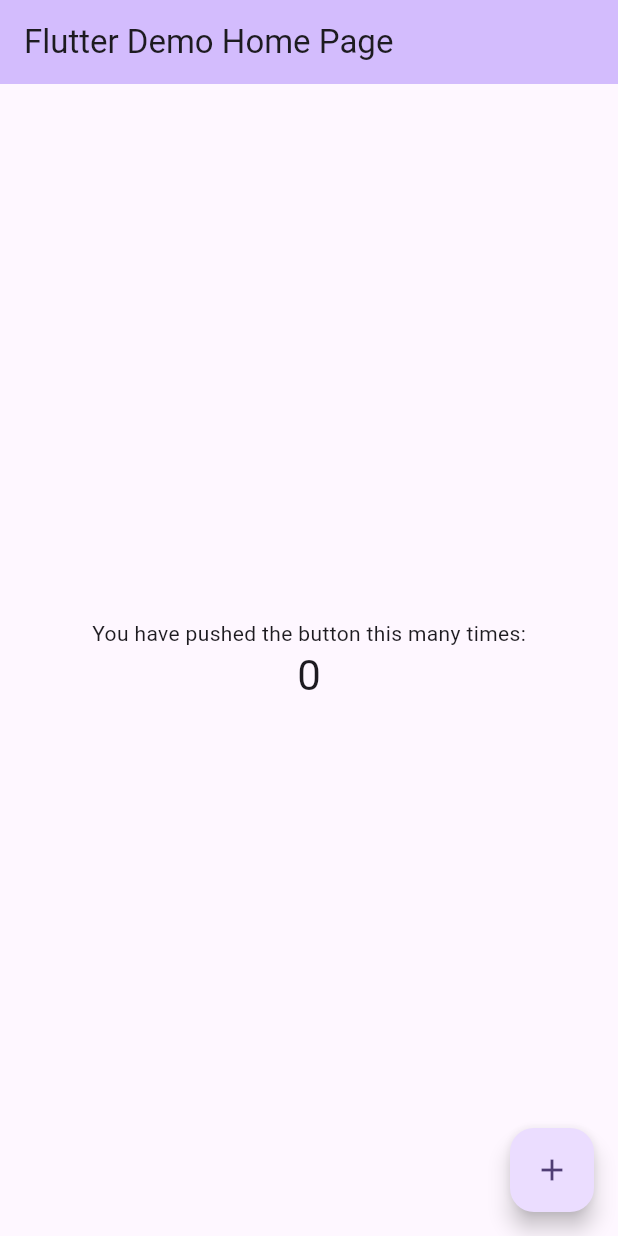
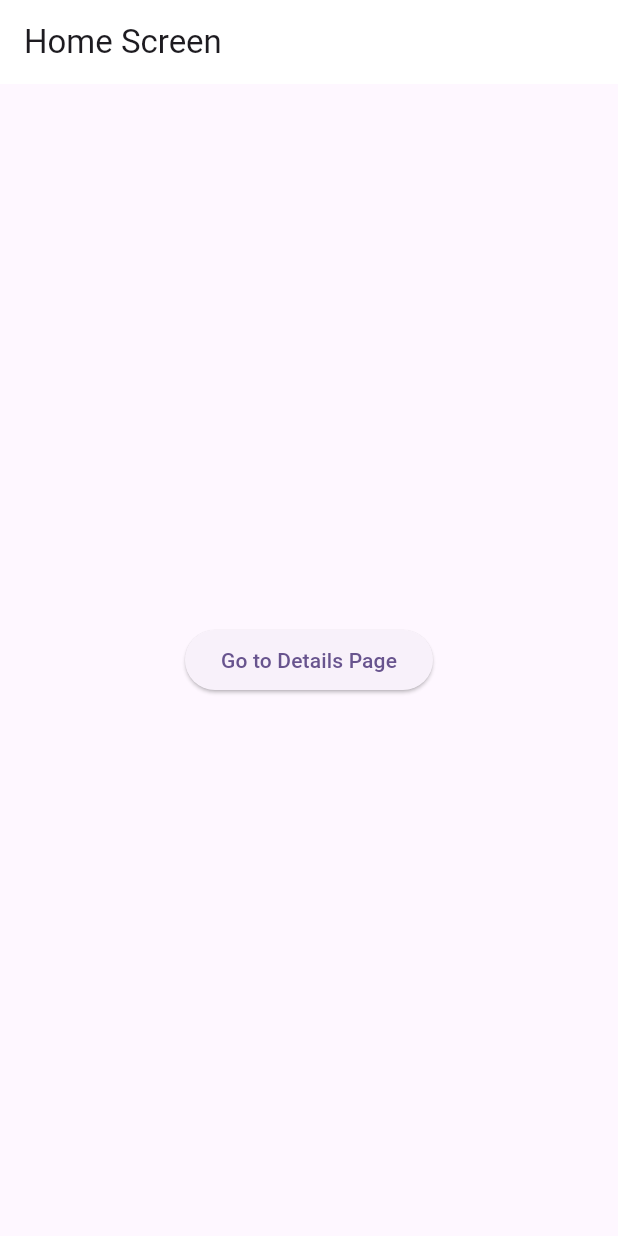
Before and after one commit to mehulsingh010/Flutter_Assg, a Flutter app: the screen it shows after launch, on a phone screen of 412 x 824 dp. Run offline on Flutter 3.47's test engine with Material 3 defaults, Android fonts, the phone set to English and light mode, and no system bars.

Commit message:
Feat: data Passing between home and details screen (initial commit)

```diff
--- /dev/null
+++ b/lib/home.dart
@@ -0,0 +1,33 @@
+import 'package:flutter/material.dart';
+
+class HomeScreen extends StatelessWidget {
+  const HomeScreen({super.key});
+
+  @override
+  Widget build(BuildContext context) {
+    String messageToSend = "Hello From Home";
+    return Scaffold(
+      appBar: AppBar(
+        title: const Text("Home Screen"),
+        backgroundColor: Colors.white,
+      ),
+      body: Center(
+        child: ElevatedButton(
+          onPressed: () async {
+            final result = await Navigator.pushNamed(
+              context,
+              '/details',
+              arguments: messageToSend,
+            );
+            if (result != null) {
+              ScaffoldMessenger.of(
+                context,
+              ).showSnackBar(SnackBar(content: Text('Data is : $result')));
+            }
+          },
+          child: const Text('Go to Details Page'),
+        ),
+      ),
+    );
+  }
+}
--- a/lib/main.dart
+++ b/lib/main.dart
@@ -1,4 +1,6 @@
 import 'package:flutter/material.dart';
+import 'package:flutter_assg/details.dart';
+import 'package:flutter_assg/home.dart';
 
 void main() {
   runApp(const MyApp());
@@ -11,112 +13,14 @@ class MyApp extends StatelessWidget {
   @override
   Widget build(BuildContext context) {
     return MaterialApp(
-      title: 'Flutter Demo',
+      title: 'App',
       theme: ThemeData(
-        // This is the theme of your application.
-        //
-        // TRY THIS: Try running your application with "flutter run". You'll see
-        // the application has a purple toolbar. Then, without quitting the app,
-        // try changing the seedColor in the colorScheme below to Colors.green
-        // and then invoke "hot reload" (save your changes or press the "hot
-        // reload" button in a Flutter-supported IDE, or press "r" if you used
-        // the command line to start the app).
-        //
-        // Notice that the counter didn't reset back to zero; the application
-        // state is not lost during the reload. To reset the state, use hot
-        // restart instead.
-        //
-        // This works for code too, not just values: Most code changes can be
-        // tested with just a hot reload.
         colorScheme: ColorScheme.fromSeed(seedColor: Colors.deepPurple),
       ),
-      home: const MyHomePage(title: 'Flutter Demo Home Page'),
+      routes: {
+        '/': (context) => const HomeScreen(),
+        '/details': (context) => const DetailsScreen(),
+      },
     );
   }
 }
-
-class MyHomePage extends StatefulWidget {
-  const MyHomePage({super.key, required this.title});
-
-  // This widget is the home page of your application. It is stateful, meaning
-  // that it has a State object (defined below) that contains fields that affect
-  // how it looks.
-
-  // This class is the configuration for the state. It holds the values (in this
-  // case the title) provided by the parent (in this case the App widget) and
-  // used by the build method of the State. Fields in a Widget subclass are
-  // always marked "final".
-
-  final String title;
-
-  @override
-  State<MyHomePage> createState() => _MyHomePageState();
-}
-
-class _MyHomePageState extends State<MyHomePage> {
-  int _counter = 0;
-
-  void _incrementCounter() {
-    setState(() {
-      // This call to setState tells the Flutter framework that something has
-      // changed in this State, which causes it to rerun the build method below
-      // so that the display can reflect the updated values. If we changed
-      // _counter without calling setState(), then the build method would not be
-      // called again, and so nothing would appear to happen.
-      _counter++;
-    });
-  }
-
-  @override
-  Widget build(BuildContext context) {
-    // This method is rerun every time setState is called, for instance as done
-    // by the _incrementCounter method above.
-    //
-    // The Flutter framework has been optimized to make rerunning build methods
-    // fast, so that you can just rebuild anything that needs updating rather
-    // than having to individually change instances of widgets.
-    return Scaffold(
-      appBar: AppBar(
-        // TRY THIS: Try changing the color here to a specific color (to
-        // Colors.amber, perhaps?) and trigger a hot reload to see the AppBar
-        // change color while the other colors stay the same.
-        backgroundColor: Theme.of(context).colorScheme.inversePrimary,
-        // Here we take the value from the MyHomePage object that was created by
-        // the App.build method, and use it to set our appbar title.
-        title: Text(widget.title),
-      ),
-      body: Center(
-        // Center is a layout widget. It takes a single child and positions it
-        // in the middle of the parent.
-        child: Column(
-          // Column is also a layout widget. It takes a list of children and
-          // arranges them vertically. By default, it sizes itself to fit its
-          // children horizontally, and tries to be as tall as its parent.
-          //
-          // Column has various properties to control how it sizes itself and
-          // how it positions its children. Here we use mainAxisAlignment to
-          // center the children vertically; the main axis here is the vertical
-          // axis because Columns are vertical (the cross axis would be
-          // horizontal).
-          //
-          // TRY THIS: Invoke "debug painting" (choose the "Toggle Debug Paint"
-          // action in the IDE, or press "p" in the console), to see the
-          // wireframe for each widget.
-          mainAxisAlignment: MainAxisAlignment.center,
-          children: <Widget>[
-            const Text('You have pushed the button this many times:'),
-            Text(
-              '$_counter',
-              style: Theme.of(context).textTheme.headlineMedium,
-            ),
-          ],
-        ),
-      ),
-      floatingActionButton: FloatingActionButton(
-        onPressed: _incrementCounter,
-        tooltip: 'Increment',
-        child: const Icon(Icons.add),
-      ), // This trailing comma makes auto-formatting nicer for build methods.
-    );
-  }
-}
```
Also changed, not shown: lib/details.dart (added, +32 -0 lines).
